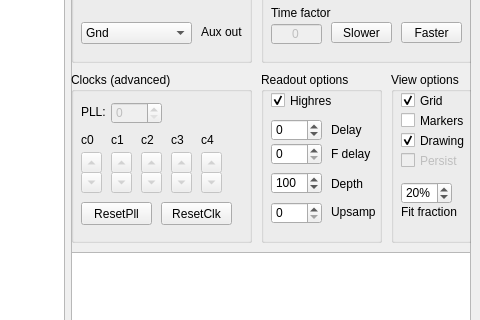
The window that software/HaasoscopePro.ui (drandyhaas/HaasoscopePro) describes before a commit, drawn with Qt 5; both pictures show x 741 to 1221 and y 376 to 696 of the 1221 by 800 pixel window.
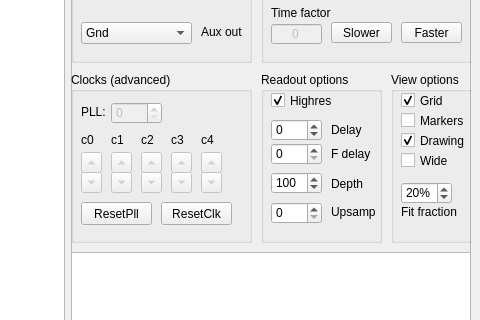
The same window after the commit. Custom widgets are drawn as their Qt base class.

Commit message: Wdie line checkbox

Patch:
```diff
--- a/software/HaasoscopePro.ui
+++ b/software/HaasoscopePro.ui
@@ -894,7 +894,7 @@
        </widget>
        <widget class="QCheckBox" name="persistCheck">
         <property name="enabled">
-         <bool>false</bool>
+         <bool>true</bool>
         </property>
         <property name="geometry">
          <rect>
@@ -912,7 +912,7 @@
          </font>
         </property>
         <property name="text">
-         <string>Persist</string>
+         <string>Wide</string>
         </property>
         <property name="checkable">
          <bool>true</bool>
```
Left out of the diff: 2 changed lines with no effect on the pictures. The commit also changes 1 other file.
